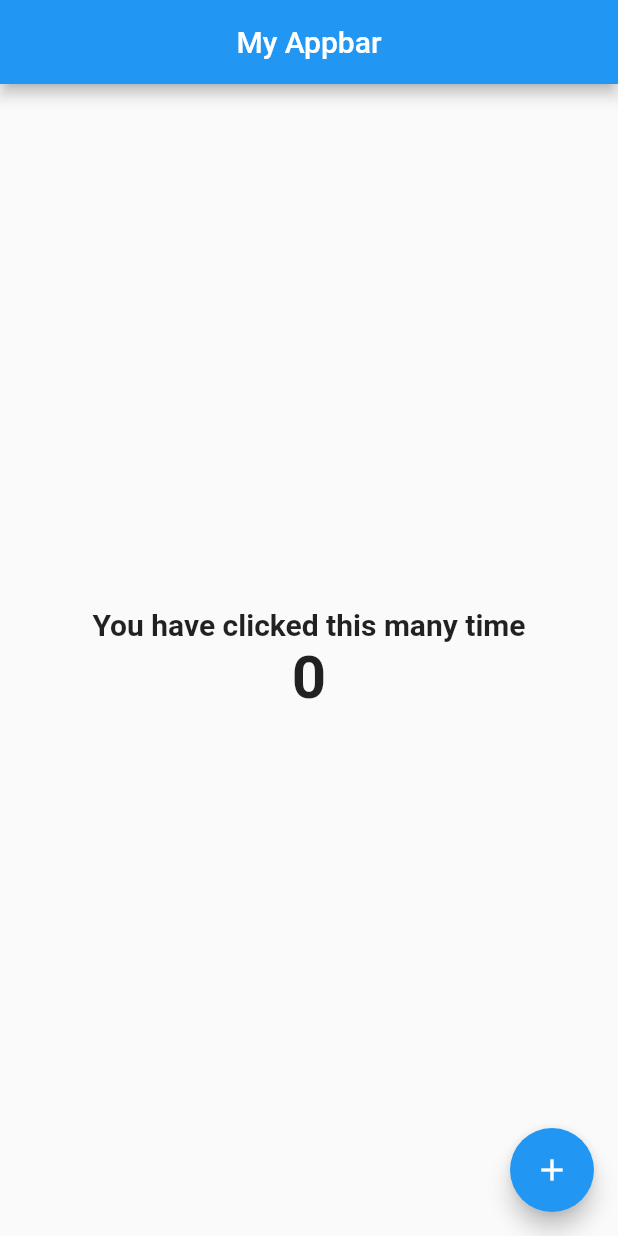
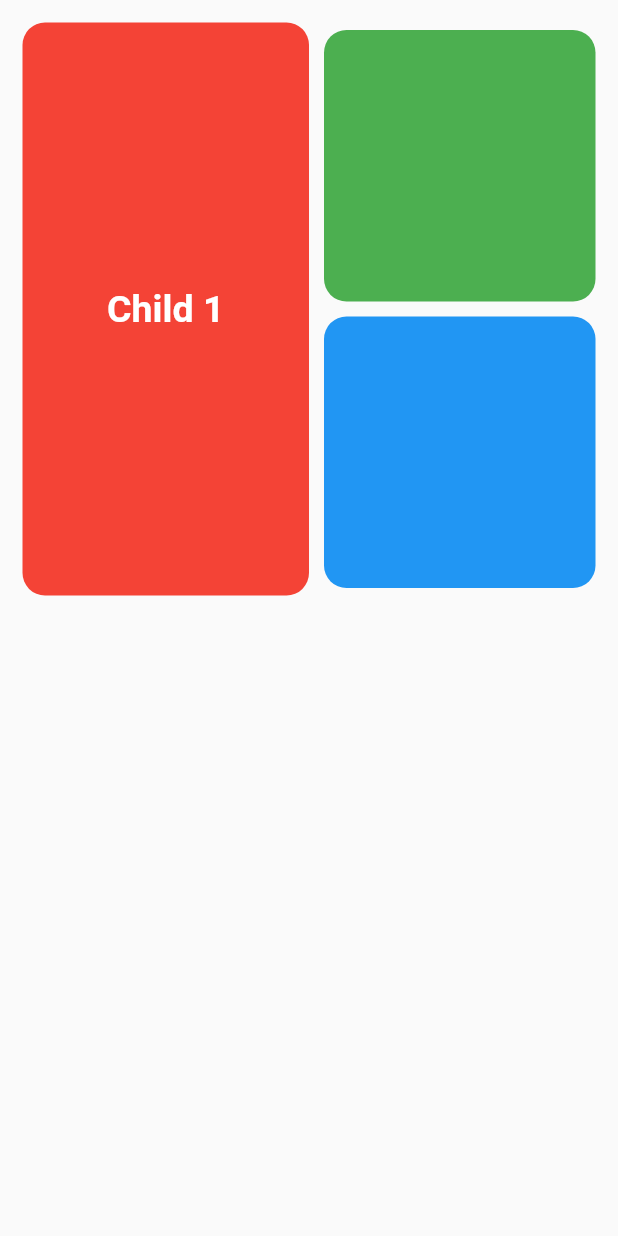
Before and after one commit to Suraj-Subedi/flutter_group, a Flutter app: the screen it shows after launch, on a phone screen of 412 x 824 dp. Run offline on Flutter 3.47's test engine with Material 2 defaults, Android fonts, the phone set to English and light mode, and no system bars.

Commit message:
layout basics and challenges

```diff
--- a/lib/main.dart
+++ b/lib/main.dart
@@ -1,59 +1,128 @@
-import "package:flutter/material.dart";
+import 'package:flutter/material.dart';
 
 void main() {
-  runApp(MaterialApp(
-    home: MyApp(),
-    debugShowCheckedModeBanner: false,
-  ));
+  runApp(const MyApp());
 }
 
-class MyApp extends StatefulWidget {
+class MyApp extends StatelessWidget {
   const MyApp({super.key});
 
+  // This widget is the root of your application.
   @override
-  State<MyApp> createState() => _MyAppState();
+  Widget build(BuildContext context) {
+    return MaterialApp(
+      title: 'Flutter Demo',
+      debugShowCheckedModeBanner: false,
+      theme: ThemeData(
+        primarySwatch: Colors.blue,
+      ),
+      home: const MyHomePage(title: 'Flutter Demo Home Page'),
+    );
+  }
 }
 
-class _MyAppState extends State<MyApp> {
-  int count = 0;
-  String title = 'My Appbar';
+class MyHomePage extends StatefulWidget {
+  const MyHomePage({super.key, required this.title});
+
+  final String title;
+
+  @override
+  State<MyHomePage> createState() => _MyHomePageState();
+}
+
+class _MyHomePageState extends State<MyHomePage> {
   @override
   Widget build(BuildContext context) {
     return Scaffold(
-      appBar: AppBar(title: Text(title), centerTitle: true),
-      body: Center(
-        child: Column(
-          mainAxisAlignment: MainAxisAlignment.center,
-          // crossAxisAlignment: CrossAxisAlignment.stretch,
+      body: SafeArea(
+        child: Padding(
+          padding: const EdgeInsets.all(15.0),
+          child: Row(
             children: [
-            Text(
-              "You have clicked this many time",
+              Expanded(
+                child: AspectRatio(
+                  aspectRatio: 1 / 2,
+                  child: Container(
+                    height: double.infinity,
+                    decoration: const BoxDecoration(
+                        color: Colors.red,
+                        borderRadius: BorderRadius.all(Radius.circular(15))),
+                    child: const Center(
+                        child: Text(
+                      "Child 1",
                       style: TextStyle(
-                fontSize: 20.0,
+                          fontSize: 25,
                           fontWeight: FontWeight.bold,
+                          color: Colors.white),
+                    )),
                   ),
                 ),
-            Text(
-              count.toString(),
-              style: TextStyle(
-                fontSize: 40.0,
-                fontWeight: FontWeight.bold,
+              ),
+              Expanded(
+                child: Padding(
+                  padding: const EdgeInsets.only(left: 10.0),
+                  child: Column(
+                    mainAxisSize: MainAxisSize.min,
+                    children: [
+                      AspectRatio(
+                        aspectRatio: 1,
+                        child: Container(
+                          decoration: const BoxDecoration(
+                              color: Colors.green,
+                              borderRadius:
+                                  BorderRadius.all(Radius.circular(15))),
                         ),
                       ),
+                      const SizedBox(
+                        height: 10,
+                      ),
+                      AspectRatio(
+                        aspectRatio: 1,
+                        child: Container(
+                          decoration: const BoxDecoration(
+                            color: Colors.blue,
+                            borderRadius: BorderRadius.all(Radius.circular(15)),
+                          ),
+                        ),
+                      )
                     ],
                   ),
                 ),
-      floatingActionButton: FloatingActionButton(
-          child: Icon(Icons.add),
-          onPressed: () {
-            print("You have clicked this many time");
-            setState(() {
-              title = "You have clicked this many time";
-              count = count + 1;
-            });
-
-            print(count);
-          }),
+              )
+            ],
+          ),
+        ),
+        // child: SingleChildScrollView(
+        // child: Column(
+        //   // mainAxisAlignment: MainAxisAlignment.spaceAround,
+        //   children: [
+        //     for (int i = 0; i < 100; i++)
+        //       Row(
+        //         children: [
+        //           Expanded(
+        //             child: Container(
+        //               height: 100,
+        //               color: i % 2 == 0 ? Colors.white : Colors.blue,
+        //             ),
+        //           ),
+        //           Expanded(
+        //             child: Container(
+        //               height: 100,
+        //               color: i % 2 == 0 ? Colors.purple : Colors.red,
+        //             ),
+        //           ),
+        //           Expanded(
+        //             child: Container(
+        //               height: 100,
+        //               color: i % 2 == 0 ? Colors.black : Colors.orange,
+        //             ),
+        //           ),
+        //         ],
+        //       )
+        //   ],
+        // ),
+        // ),
+      ),
     );
   }
 }
--- a/pubspec.yaml
+++ b/pubspec.yaml
@@ -1,4 +1,4 @@
-name: june_15
+name: june_19
 description: A new Flutter project.
 # The following line prevents the package from being accidentally published to
 # pub.dev using `flutter pub publish`. This is preferred for private packages.
```
Also changed, not shown: 20 other files. Lines whose indentation alone changed are shown as unchanged.
